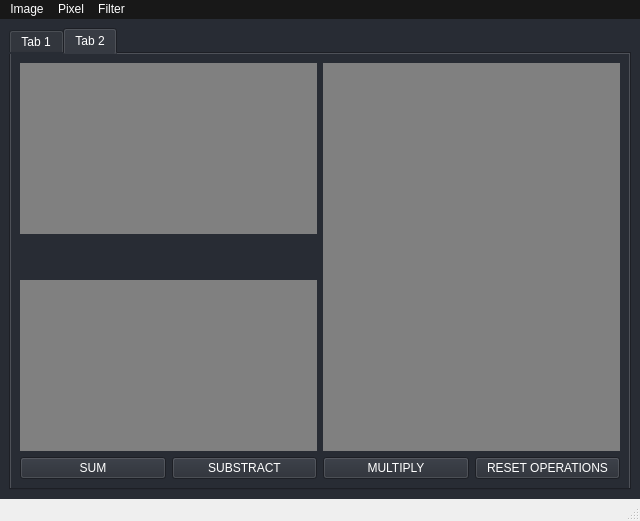
Above: TP0/GUI/gui2.ui from MatiMonaco/ATI_TPS before the change. Below: the same form after it.
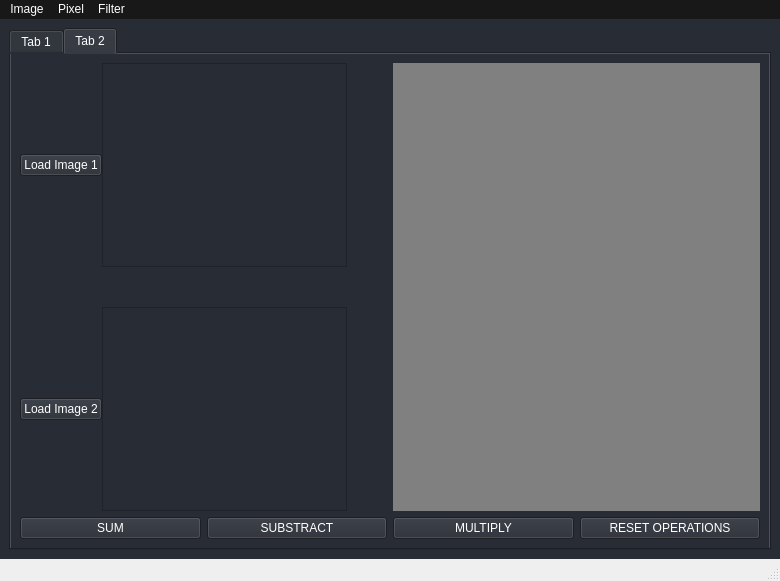
That is the form after the change. The open tabs and pages were chosen to show the change.

Commit message: Add scroll bars tab 2

```diff
--- a/TP0/GUI/gui2.ui
+++ b/TP0/GUI/gui2.ui
@@ -6,8 +6,8 @@
    <rect>
     <x>0</x>
     <y>0</y>
-    <width>640</width>
-    <height>521</height>
+    <width>780</width>
+    <height>581</height>
    </rect>
   </property>
   <property name="cursor">
@@ -34,8 +34,8 @@
    </property>
    <property name="minimumSize">
     <size>
-     <width>640</width>
-     <height>480</height>
+     <width>780</width>
+     <height>540</height>
     </size>
    </property>
    <property name="maximumSize">
@@ -419,21 +419,13 @@
        </attribute>
        <layout class="QVBoxLayout" name="verticalLayout" stretch="8,2">
         <item>
-         <layout class="QHBoxLayout" name="horizontalLayout_8">
+         <layout class="QHBoxLayout" name="horizontalLayout_8" stretch="5,5">
           <item>
-           <layout class="QVBoxLayout" name="verticalLayout_4" stretch="4,0,4">
-            <item>
-             <widget class="QLabel" name="lbl_operations_img1">
-              <property name="styleSheet">
-               <string notr="true">background-color: grey; 
- </string>
-              </property>
-              <property name="text">
-               <string/>
-              </property>
-             </widget>
-            </item>
-            <item>
+           <layout class="QGridLayout" name="gridLayout" rowstretch="0,5,1,5" columnstretch="0,6,0">
+            <property name="spacing">
+             <number>0</number>
+            </property>
+            <item row="2" column="1">
              <spacer name="verticalSpacer">
               <property name="orientation">
                <enum>Qt::Vertical</enum>
@@ -446,14 +438,100 @@
               </property>
              </spacer>
             </item>
-            <item>
-             <widget class="QLabel" name="lbl_operations_img2">
+            <item row="2" column="2">
+             <spacer name="horizontalSpacer_6">
+              <property name="orientation">
+               <enum>Qt::Horizontal</enum>
+              </property>
+              <property name="sizeHint" stdset="0">
+               <size>
+                <width>40</width>
+                <height>20</height>
+               </size>
+              </property>
+             </spacer>
+            </item>
+            <item row="3" column="1">
+             <widget class="QScrollArea" name="scroll_area_img_2">
+              <property name="widgetResizable">
+               <bool>true</bool>
+              </property>
+              <property name="alignment">
+               <set>Qt::AlignCenter</set>
+              </property>
+              <widget class="QWidget" name="scroll_area_contents_img_2">
+               <property name="geometry">
+                <rect>
+                 <x>114</x>
+                 <y>75</y>
+                 <width>18</width>
+                 <height>18</height>
+                </rect>
+               </property>
+               <property name="sizePolicy">
+                <sizepolicy hsizetype="Fixed" vsizetype="Fixed">
+                 <horstretch>0</horstretch>
+                 <verstretch>0</verstretch>
+                </sizepolicy>
+               </property>
+               <layout class="QVBoxLayout" name="verticalLayout_12"/>
+              </widget>
+             </widget>
+            </item>
+            <item row="1" column="1">
+             <widget class="QScrollArea" name="scroll_area_img_1">
+              <property name="widgetResizable">
+               <bool>true</bool>
+              </property>
+              <property name="alignment">
+               <set>Qt::AlignCenter</set>
+              </property>
+              <widget class="QWidget" name="scroll_area_contents_img_1">
+               <property name="geometry">
+                <rect>
+                 <x>114</x>
+                 <y>75</y>
+                 <width>18</width>
+                 <height>18</height>
+                </rect>
+               </property>
+               <property name="sizePolicy">
+                <sizepolicy hsizetype="Fixed" vsizetype="Fixed">
+                 <horstretch>0</horstretch>
+                 <verstretch>0</verstretch>
+                </sizepolicy>
+               </property>
+               <layout class="QVBoxLayout" name="verticalLayout_11"/>
+              </widget>
+             </widget>
+            </item>
+            <item row="2" column="0">
+             <spacer name="horizontalSpacer_7">
+              <property name="orientation">
+               <enum>Qt::Horizontal</enum>
+              </property>
+              <property name="sizeHint" stdset="0">
+               <size>
+                <width>40</width>
+                <height>20</height>
+               </size>
+              </property>
+             </spacer>
+            </item>
+            <item row="3" column="0">
+             <widget class="QPushButton" name="btn_load_1">
               <property name="styleSheet">
-               <string notr="true">background-color: grey; 
- </string>
+               <string notr="true">b</string>
               </property>
               <property name="text">
-               <string/>
+               <string>Load Image 2</string>
+              </property>
+             </widget>
+            </item>
+            <item row="1" column="0">
+             <widget class="QPushButton" name="btn_load_2">
+              <property name="text">
+               <string>Load Image 1</string>
               </property>
              </widget>
             </item>
@@ -531,7 +609,7 @@
     <rect>
      <x>0</x>
      <y>0</y>
-     <width>640</width>
+     <width>780</width>
      <height>21</height>
     </rect>
    </property>
```
Left out of the diff: 10 changed lines with no effect on the pictures. The commit also changes 1 other file.
